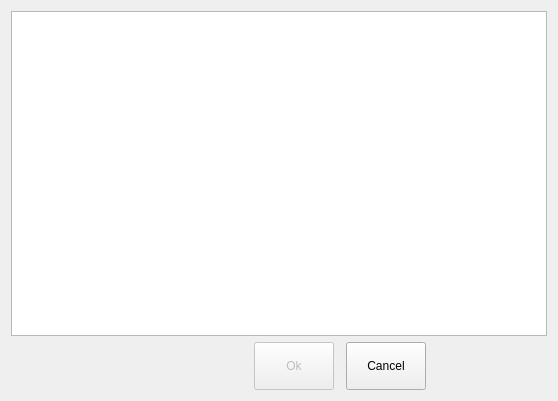
This is ui/widgets/avatardialog.ui in Inkane/Tribe as Qt 5 draws it before an edit. The edited form follows.
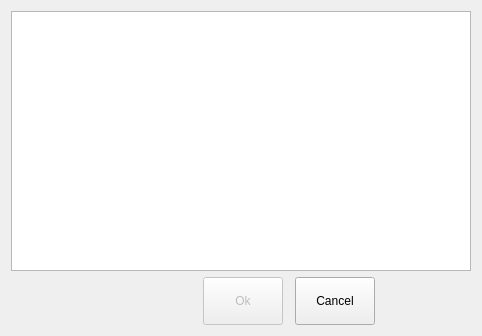
This is the edited form.

Commit message: avatar dialog spacing/sizing;

Diff of the .ui file:
```diff
--- a/ui/widgets/avatardialog.ui
+++ b/ui/widgets/avatardialog.ui
@@ -6,8 +6,8 @@
    <rect>
     <x>0</x>
     <y>0</y>
-    <width>558</width>
-    <height>401</height>
+    <width>482</width>
+    <height>336</height>
    </rect>
   </property>
   <property name="windowTitle">
@@ -18,14 +18,14 @@
     <widget class="QListWidget" name="avatarList">
      <property name="iconSize">
       <size>
-       <width>90</width>
-       <height>90</height>
+       <width>64</width>
+       <height>64</height>
       </size>
      </property>
      <property name="gridSize">
       <size>
-       <width>128</width>
-       <height>128</height>
+       <width>86</width>
+       <height>86</height>
       </size>
      </property>
      <property name="viewMode">
```
